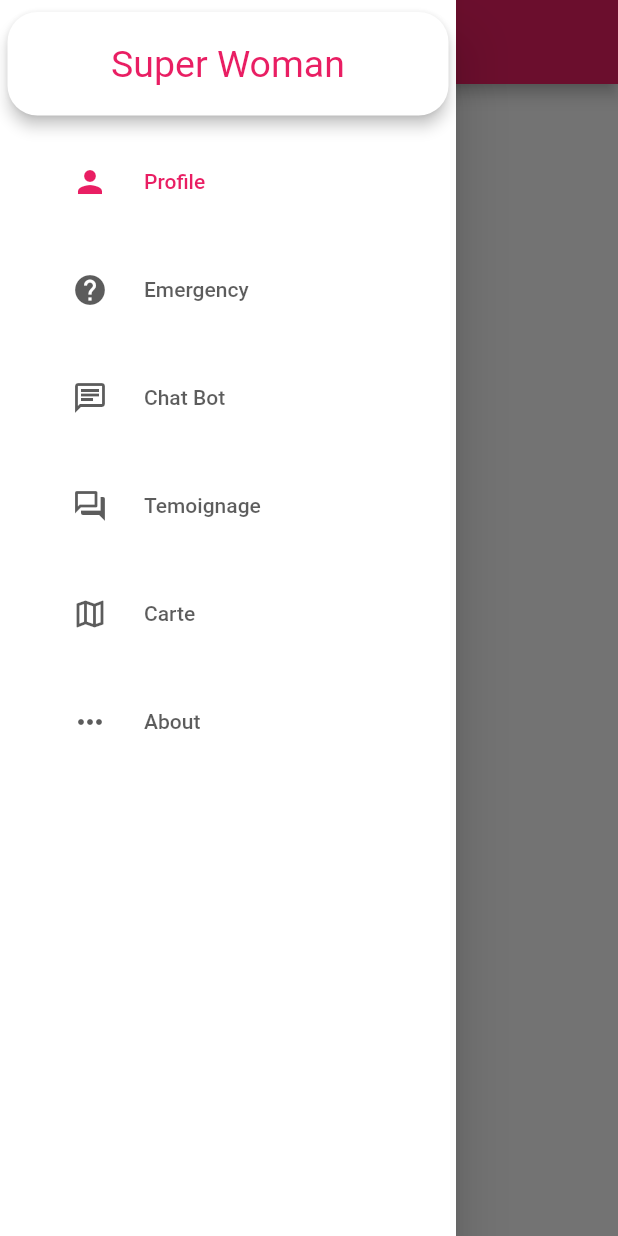
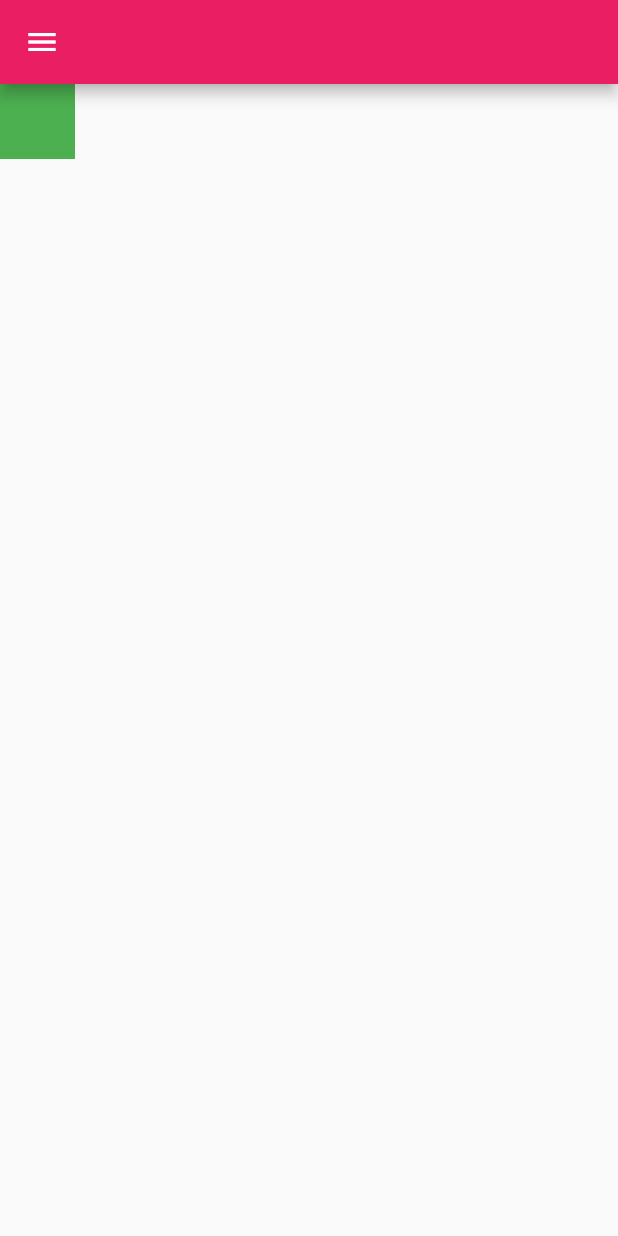
Before and after one commit to melWiss/lorem_ipsum, a Flutter app: the screen it shows after launch, in the side drawer, after a tap on "Profile", on a phone screen of 412 x 824 dp. Run offline on Flutter 3.47's test engine with Material 2 defaults, Android fonts, the light colour scheme and no system bars.

Commit message:
finished temoignage screen.

```diff
--- a/lib/navigation.dart
+++ b/lib/navigation.dart
@@ -1,4 +1,5 @@
 import 'package:flutter/material.dart';
+import 'package:lorem_ipsum/temoignage.dart';
 
 class NavigationScreen extends StatefulWidget {
   @override
@@ -17,7 +18,7 @@ class _NavigationScreenState extends State<NavigationScreen> {
           selectedIndex: index,
           extended: true,
           onDestinationSelected: (value) {
-            // Navigator.of(context).pop();
+            Navigator.of(context).pop();
             setState(() {
               index = value;
             });
@@ -74,6 +75,37 @@ class _NavigationScreenState extends State<NavigationScreen> {
           ],
         ),
       ),
+      body: IndexedStack(
+        index: index,
+        children: [
+          Container(
+            height: 50,
+            width: 50,
+            color: Colors.green,
+          ),
+          Container(
+            height: 50,
+            width: 50,
+            color: Colors.blue,
+          ),
+          Container(
+            height: 50,
+            width: 50,
+            color: Colors.pink,
+          ),
+          Temoignage(),
+          Container(
+            height: 50,
+            width: 50,
+            color: Colors.black,
+          ),
+          Container(
+            height: 50,
+            width: 50,
+            color: Colors.teal,
+          ),
+        ],
+      ),
     );
   }
 }
--- /dev/null
+++ b/lib/temoignage.dart
@@ -0,0 +1,65 @@
+import 'package:flutter/material.dart';
+import 'package:lorem_ipsum/models/temoignage.dart';
+import 'package:lorem_ipsum/temoignage_details.dart';
+
+class Temoignage extends StatelessWidget {
+  @override
+  Widget build(BuildContext context) {
+    return ListView.builder(
+      itemCount: temoignages.length,
+      itemBuilder: (context, index) {
+        return Padding(
+          padding: EdgeInsets.all(8),
+          child: InkWell(
+            onTap: () {
+              Navigator.of(context).push(
+                MaterialPageRoute(
+                  builder: (context) =>
+                      TemoignageDetails(temoignage: temoignages[index]),
+                ),
+              );
+            },
+            child: Material(
+              elevation: 4,
+              color: Colors.white,
+              borderRadius: BorderRadius.circular(10),
+              child: Padding(
+                padding: const EdgeInsets.all(8.0),
+                child: Column(
+                  crossAxisAlignment: CrossAxisAlignment.stretch,
+                  children: [
+                    Row(
+                      children: [
+                        Padding(
+                          padding: EdgeInsets.only(
+                            top: 8,
+                            left: 8,
+                            bottom: 8,
+                            right: 20,
+                          ),
+                          child: Icon(Icons.person),
+                        ),
+                        Text(
+                          'Anonymous',
+                          style: TextStyle(fontSize: 22),
+                        ),
+                      ],
+                    ),
+                    Text(
+                      temoignages[index].text,
+                      textAlign: TextAlign.start,
+                      overflow: TextOverflow.ellipsis,
+                      softWrap: true,
+                      maxLines: 3,
+                      style: TextStyle(fontSize: 18),
+                    ),
+                  ],
+                ),
+              ),
+            ),
+          ),
+        );
+      },
+    );
+  }
+}
```
Also changed, not shown: lib/models/temoignage.dart (added, +33 -0 lines), lib/temoignage_details.dart (added, +13 -0 lines).
